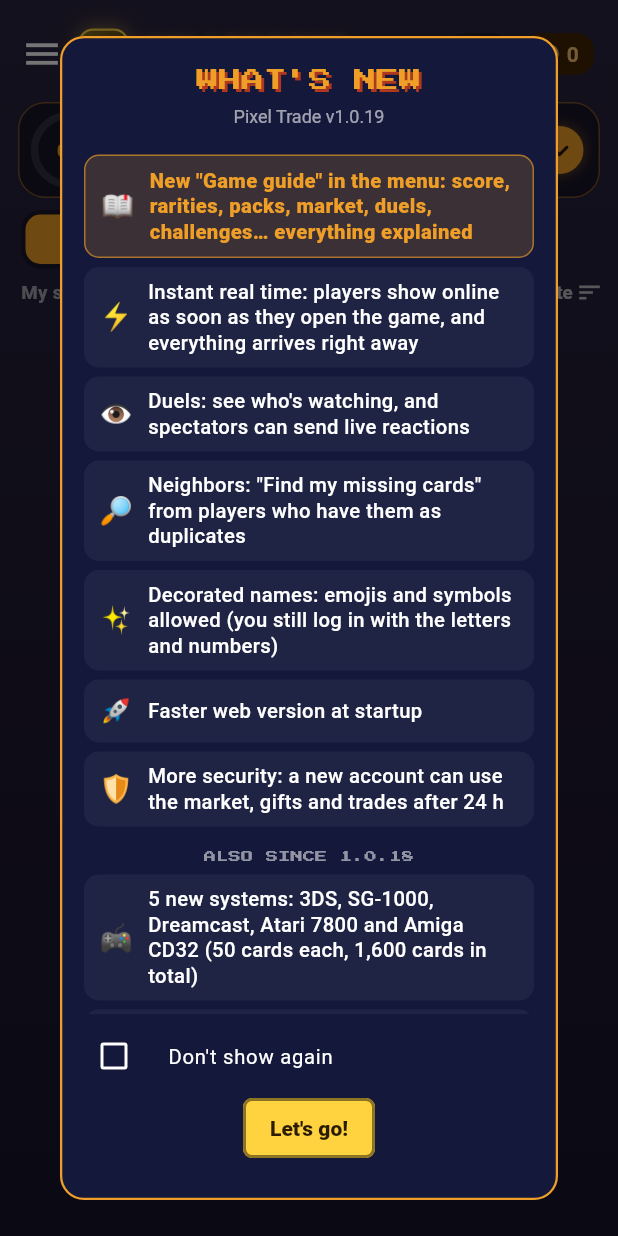
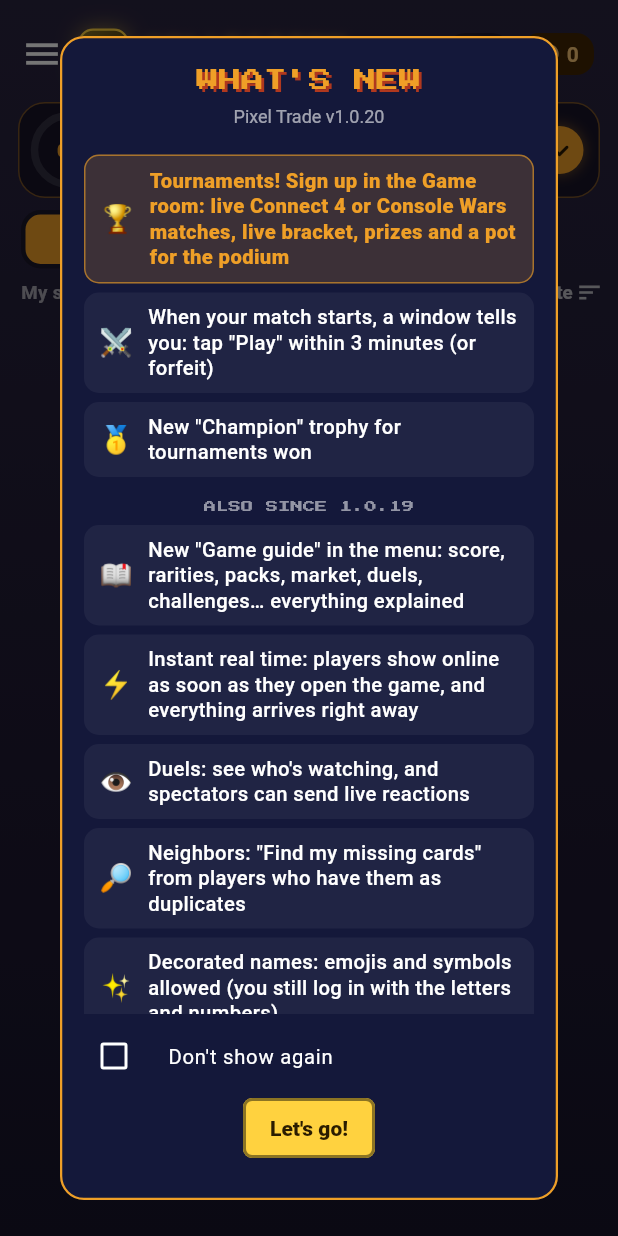
Before and after one commit to foclabroc/retro_collec_app, a Flutter app: the HomeShell screen opened directly, on a phone screen of 412 x 824 dp. Run offline on Flutter 3.47's test engine with Material 3 defaults, Android fonts, the phone set to English and light mode, and no system bars; our stand-ins replace flutter_local_notifications, google_fonts, open_filex, sensors_plus, shared_preferences, web; missing offline and left inert: dart:js_interop, workmanager; accounts and stored records are empty; network calls fail; statements that could not run were skipped.

Commit message:
1.0.20 : version, nouveautés, CHANGELOG
Co-Authored-By: Claude Opus 5.5 <noreply@anthropic.com>
Claude-Session: https://claude.ai/code/session_013mDfdhZMSpt4APW6cEGk8y

```diff
--- a/lib/update_check.dart
+++ b/lib/update_check.dart
@@ -19,7 +19,7 @@ import 'web_audio_stub.dart' if (dart.library.js_interop) 'web_audio_web.dart';
 // ═══════════════════════════════════════════════════════════════════════════
 
 /// Version de l'application (identique au pubspec.yaml, sans le « +N »).
-const kRetroCollecVersion = '1.0.19';
+const kRetroCollecVersion = '1.0.20';
 
 const _apiLatest = 'https://api.github.com/repos/foclabroc/retro_collec_app/releases/latest';
 const _releasesPage = 'https://github.com/foclabroc/retro_collec_app/releases/latest';
--- a/lib/whats_new.dart
+++ b/lib/whats_new.dart
@@ -12,6 +12,12 @@ import 'update_check.dart';
 // ═══════════════════════════════════════════════════════════════════════════
 
 const _kNews = <(String, String, String)>[
+  ('🏆', 'Tournois ! Inscris-toi dans la Salle de jeux : matchs en direct au 4 en ligne ou à Console Wars, arbre en direct, lots et cagnotte pour le podium',
+      'Tournaments! Sign up in the Game room: live Connect 4 or Console Wars matches, live bracket, prizes and a pot for the podium'),
+  ('⚔', 'Quand ton match commence, une fenêtre te prévient : touche « Jouer » dans les 3 minutes (sinon forfait)',
+      'When your match starts, a window tells you: tap "Play" within 3 minutes (or forfeit)'),
+  ('🥇', 'Nouveau trophée « Champion » pour les tournois gagnés', 'New "Champion" trophy for tournaments won'),
+  ('#', 'Aussi depuis la 1.0.19', 'Also since 1.0.19'),
   ('📖', 'Nouveau « Guide du jeu » dans le menu : score, raretés, paquets, Bourse, duels, défis… tout est expliqué',
       'New "Game guide" in the menu: score, rarities, packs, market, duels, challenges… everything explained'),
   ('⚡', 'Temps réel instantané : les joueurs apparaissent en ligne dès qu\'ils ouvrent le jeu, et tout arrive sans attendre',
@@ -37,10 +43,6 @@ const _kNews = <(String, String, String)>[
   ('👤', 'Profil : Ma borne, Thème et Musique en haut ; tes séries en déroulant, et celles des autres sur leur profil',
       'Profile: My cabinet, Theme and Music at the top; your sets in a drop-down, and other players\' sets on their profile'),
   ('🏆', 'Trophée « Console complète » : l\'or demande maintenant les 19 consoles', '"Full system" trophy: gold now needs all 19 systems'),
-  ('#', 'Aussi depuis la 1.0.17', 'Also since 1.0.17'),
-  ('🏠', 'Pixel Trade a déménagé sur son propre serveur : plus de limite de joueurs pour les duels en direct',
-      'Pixel Trade moved to its own server: no more player limit for live duels'),
-  ('🛠', 'Message clair quand le serveur est momentanément indisponible', 'Clear message when the server is temporarily unavailable'),
 ];
 
 String get _prefKey => 'rc_news_hide_$kRetroCollecVersion';
--- a/pubspec.yaml
+++ b/pubspec.yaml
@@ -1,7 +1,7 @@
 name: retro_collec
 description: Pixel Trade — collection multijoueur de boîtes de jeux rétro (paquets, échanges, marché) by foclabroc
 publish_to: 'none'
-version: 1.0.19+20
+version: 1.0.20+21
 
 environment:
   sdk: '>=3.0.0 <4.0.0'
```
Also changed, not shown: 1 other file.
